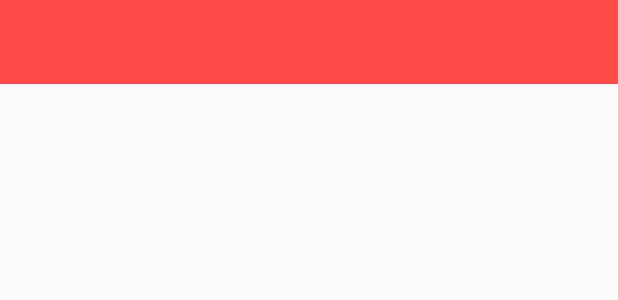
After one commit to kymjs/TheMVP, an Android app: the layout activity_toolbar.xml on its own in the app's theme, with its tools: preview values and no code run, on a phone screen of 412 x 824 dp. The commit adds this screen. Shown: the top 300 px of the screen. Run offline under Robolectric (Android 15) with nearby library versions, the phone set to English and light mode, and no system bars.

Commit message:
加入Menu和Toolbar支持

```diff
--- a/demo/build.gradle
+++ b/demo/build.gradle
@@ -22,6 +22,6 @@ android {
 dependencies {
     compile fileTree(dir: 'libs', include: ['*.jar'])
     testCompile 'junit:junit:4.12'
+    compile project(':framework')
     compile 'com.android.support:appcompat-v7:23.1.0'
-    compile project(':framework')
 }
--- a/demo/src/main/AndroidManifest.xml
+++ b/demo/src/main/AndroidManifest.xml
@@ -19,6 +19,8 @@
 		<activity android:name=".demo2.DemoActivity"/>
 		<activity android:name=".demo3.ShellActivity"/>
 		<activity android:name=".demo4.ShellActivity"/>
+		<activity android:name=".demo5.Demo5Activity"
+				  android:theme="@style/Theme.AppCompat.Light.NoActionBar"/>
 	</application>
 
 </manifest>
--- a/demo/src/main/java/com/kymjs/frame/samples/MainActivity.java
+++ b/demo/src/main/java/com/kymjs/frame/samples/MainActivity.java
@@ -34,6 +34,7 @@ public class MainActivity extends AppCompatActivity implements View.OnClickListe
         findViewById(R.id.button2).setOnClickListener(this);
         findViewById(R.id.button3).setOnClickListener(this);
         findViewById(R.id.button4).setOnClickListener(this);
+        findViewById(R.id.button5).setOnClickListener(this);
     }
 
     @Override
@@ -51,6 +52,9 @@ public class MainActivity extends AppCompatActivity implements View.OnClickListe
             case R.id.button4:
                 startActivity(new Intent(this, com.kymjs.frame.samples.demo4.ShellActivity.class));
                 break;
+            case R.id.button5:
+                startActivity(new Intent(this, com.kymjs.frame.samples.demo5.Demo5Activity.class));
+                break;
             default:
                 break;
         }
--- a/demo/src/main/java/com/kymjs/frame/samples/demo1/SimpleActivity.java
+++ b/demo/src/main/java/com/kymjs/frame/samples/demo1/SimpleActivity.java
@@ -36,7 +36,8 @@ public class SimpleActivity extends ActivityPresenter<SimpleDelegate> implements
     @Override
     protected void bindEvenListener() {
         super.bindEvenListener();
-        viewDelegate.get(R.id.button1).setOnClickListener(this);
+        //可以同时对多个控件设置同一个点击事件,后面id参数可以传多个
+        viewDelegate.setOnClickListener(this, R.id.button1);
     }
 
     @Override
--- a/demo/src/main/java/com/kymjs/frame/samples/demo3/MVPFragment.java
+++ b/demo/src/main/java/com/kymjs/frame/samples/demo3/MVPFragment.java
@@ -21,7 +21,8 @@ public class MVPFragment extends FragmentPresenter<SimpleDelegate> implements Vi
     @Override
     protected void bindEvenListener() {
         super.bindEvenListener();
-        viewDelegate.get(R.id.button1).setOnClickListener(this);
+        //可以同时对多个控件设置同一个点击事件,后面id参数可以传多个
+        viewDelegate.setOnClickListener(this, R.id.button1);
     }
 
     @Override
--- a/demo/src/main/java/com/kymjs/frame/samples/demo4/Demo4Fragment.java
+++ b/demo/src/main/java/com/kymjs/frame/samples/demo4/Demo4Fragment.java
@@ -31,7 +31,7 @@ public class Demo4Fragment extends DataBindFragment<FragmentDelegate, User> {
     public void viewBindModel(User user) {
         super.viewBindModel(user);
         if (user != null && user.getAge() != null && user.getName() != null) {
-            viewDelegate.setResult(user);
+            viewDelegate.setResult(user.getName(), user.getAge());
         }
     }
 
--- a/demo/src/main/java/com/kymjs/frame/samples/demo4/FragmentDelegate.java
+++ b/demo/src/main/java/com/kymjs/frame/samples/demo4/FragmentDelegate.java
@@ -30,8 +30,8 @@ public class FragmentDelegate extends AppDelegate {
         return et.getText().toString();
     }
 
-    public void setResult(User user) {
+    public void setResult(String name, String age) {
         TextView textView = get(R.id.text);
-        textView.setText(String.format("姓名+ %s + 年龄 + %s", user.getName(), user.getAge()));
+        textView.setText(String.format("姓名+ %s + 年龄 + %s", name, age));
     }
 }
--- /dev/null
+++ b/demo/src/main/res/layout/activity_toolbar.xml
@@ -0,0 +1,18 @@
+<?xml version="1.0" encoding="utf-8"?>
+<LinearLayout android:id="@+id/root_layout"
+			  xmlns:android="http://schemas.android.com/apk/res/android"
+			  android:layout_width="match_parent"
+			  android:layout_height="match_parent"
+			  android:orientation="vertical">
+
+	<android.support.v7.widget.Toolbar android:id="@+id/toolbar"
+									   xmlns:android="http://schemas.android.com/apk/res/android"
+									   xmlns:app="http://schemas.android.com/apk/res-auto"
+									   android:layout_width="match_parent"
+									   android:layout_height="wrap_content"
+									   android:background="#ff4c4b"
+									   android:minHeight="?attr/actionBarSize"
+									   app:popupTheme="@style/ThemeOverlay.AppCompat.Light"
+									   app:theme="@style/ThemeOverlay.AppCompat.Dark.ActionBar"/>
+
+</LinearLayout>
--- a/framework/src/main/java/com/kymjs/frame/view/IDelegate.java
+++ b/framework/src/main/java/com/kymjs/frame/view/IDelegate.java
@@ -16,6 +16,7 @@
 package com.kymjs.frame.view;
 
 import android.os.Bundle;
+import android.support.v7.widget.Toolbar;
 import android.view.LayoutInflater;
 import android.view.View;
 import android.view.ViewGroup;
@@ -29,6 +30,10 @@ import android.view.ViewGroup;
 public interface IDelegate {
     void init(LayoutInflater inflater, ViewGroup container, Bundle savedInstanceState);
 
+    int getOptionsMenuId();
+
+    Toolbar getToolbar();
+
     View getRootView();
 
     void initWidget();
```
Also changed, not shown: demo/src/main/java/com/kymjs/frame/samples/demo5/Demo5Activity.java (added, +28 -0 lines), demo/src/main/java/com/kymjs/frame/samples/demo5/Demo5Delegate.java (added, +34 -0 lines), demo/src/main/res/layout/activity_main.xml (+6 -1 lines), demo/src/main/res/menu/menu.xml (added, +9 -0 lines), framework/src/main/java/com/kymjs/frame/presenter/ActivityPresenter.java (+20 -0 lines), framework/src/main/java/com/kymjs/frame/presenter/FragmentPresenter.java (+16 -0 lines), framework/src/main/java/com/kymjs/frame/view/AppDelegate.java (+19 -0 lines).
